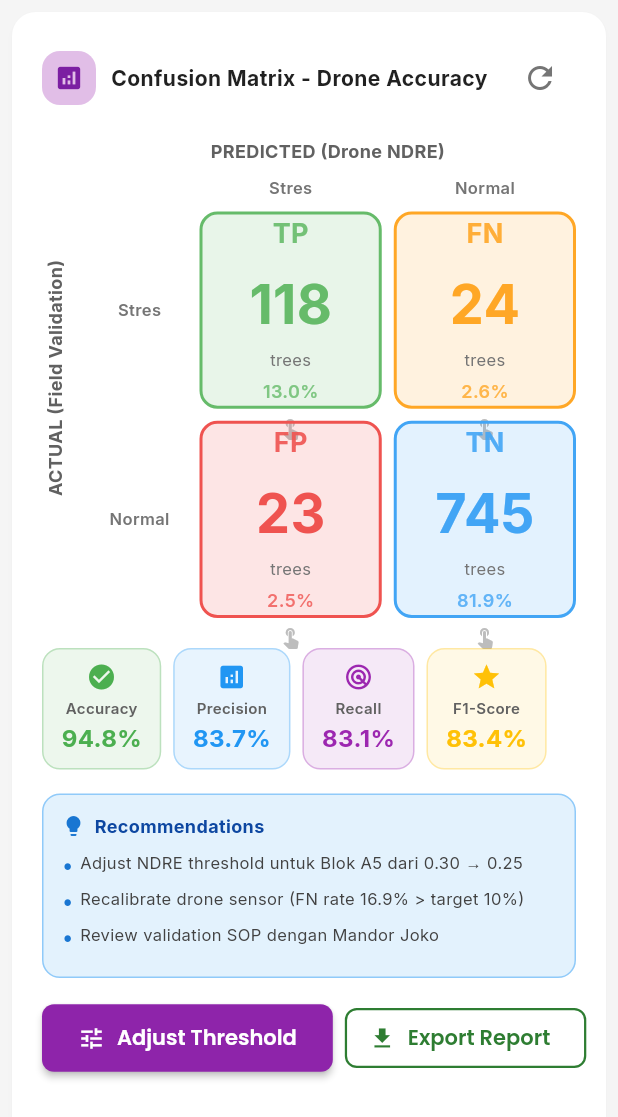
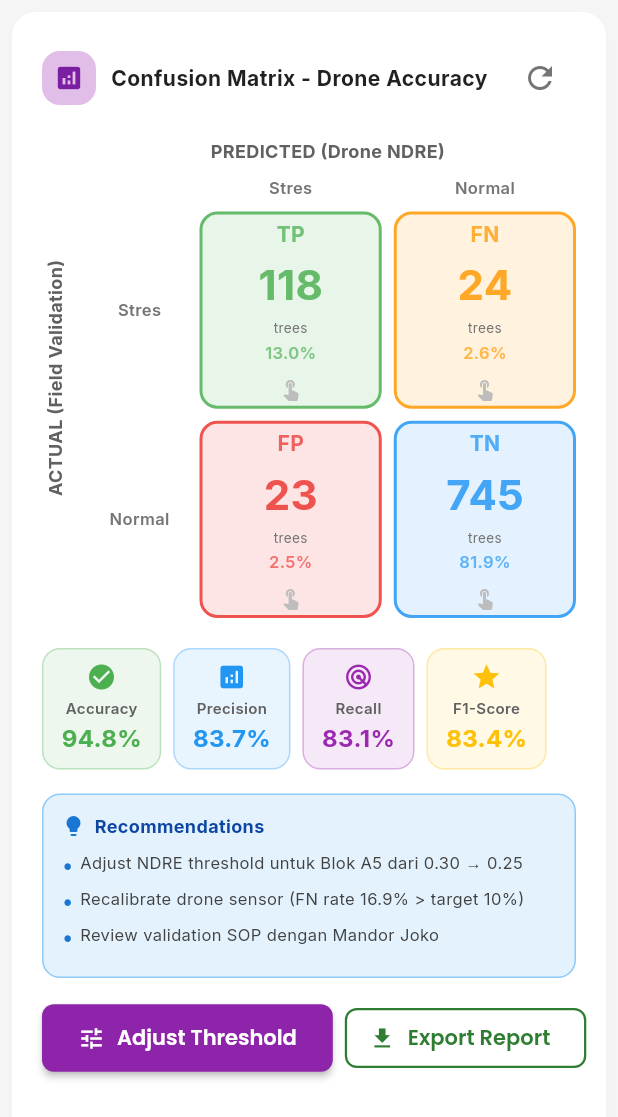
Before and after one commit to mastoroshadiq-prog/frontend-poac, a Flutter app: the ConfusionMatrixHeatmap widget shown alone on an empty page, opened directly, on a phone screen of 412 x 824 dp. Shown: the top 1117 px of the screen. Run offline on Flutter 3.47's test engine with Material 3 defaults, Android fonts, the light colour scheme and no system bars; our stand-ins replace fl_chart, google_fonts, percent_indicator, supabase_flutter; missing offline and left inert: dart:html; accounts and stored records are empty; network calls fail.

Commit message:
fix: Reduce font sizes and add overflow handling in widget cards - confusion_matrix_heatmap: Reduce cell font sizes (18->14, 36->28, spacing reduced) - spk_kanban_board: Add Flexible to pelaksana text and target date row - ndre_statistics_card: Add Flexible to summary row label and value - All text now has overflow ellipsis to prevent horizontal overflow

```diff
--- a/lib/views/dashboard/asisten/widgets/confusion_matrix_heatmap.dart
+++ b/lib/views/dashboard/asisten/widgets/confusion_matrix_heatmap.dart
@@ -344,33 +344,33 @@
               Text(
                 label,
                 style: TextStyle(
-                  fontSize: 18,
+                  fontSize: 14,
                   fontWeight: FontWeight.bold,
                   color: color.withOpacity(0.9),
                 ),
               ),
-              const SizedBox(height: 8),
+              const SizedBox(height: 4),
               Text(
                 count.toString(),
                 style: TextStyle(
-                  fontSize: 36,
+                  fontSize: 28,
                   fontWeight: FontWeight.bold,
                   color: color,
                 ),
               ),
-              const SizedBox(height: 4),
+              const SizedBox(height: 2),
               Text(
                 'trees',
                 style: TextStyle(
-                  fontSize: 11,
+                  fontSize: 9,
                   color: Colors.grey.shade600,
                 ),
               ),
-              const SizedBox(height: 4),
+              const SizedBox(height: 2),
               Text(
                 '${percentage.toStringAsFixed(1)}%',
                 style: TextStyle(
-                  fontSize: 12,
+                  fontSize: 11,
                   fontWeight: FontWeight.w600,
                   color: color.withOpacity(0.8),
                 ),
```
Also changed, not shown: lib/views/dashboard/asisten/widgets/ndre_statistics_card.dart (+11 -4 lines), lib/views/dashboard/asisten/widgets/spk_kanban_board.dart (+9 -2 lines).
